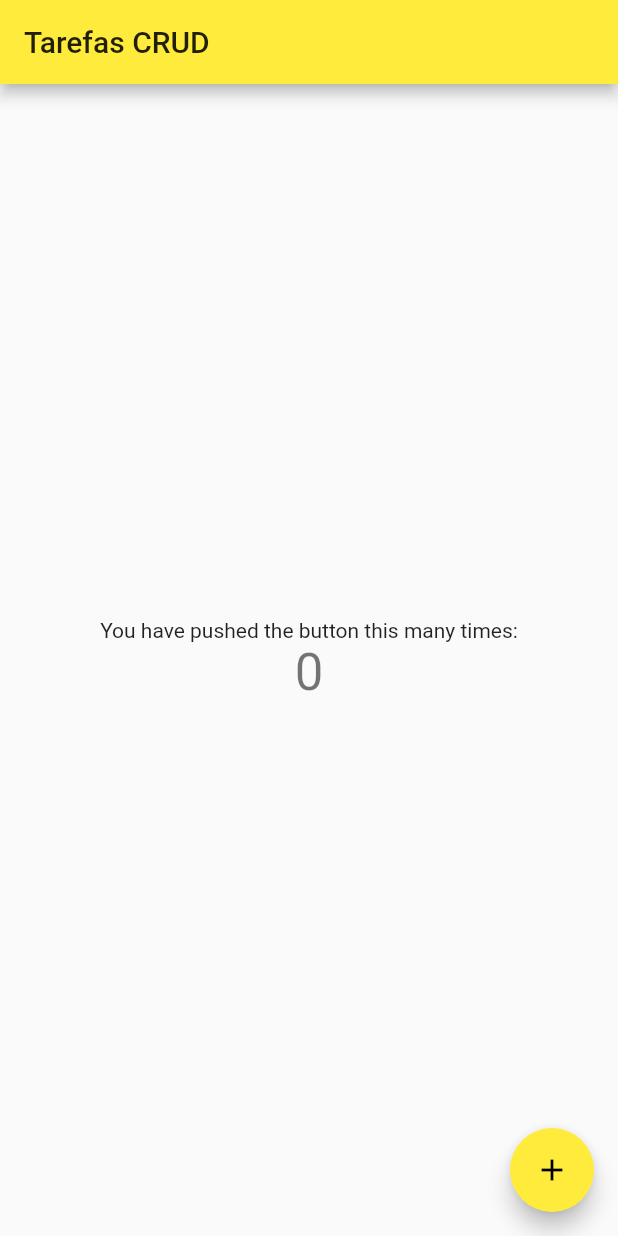
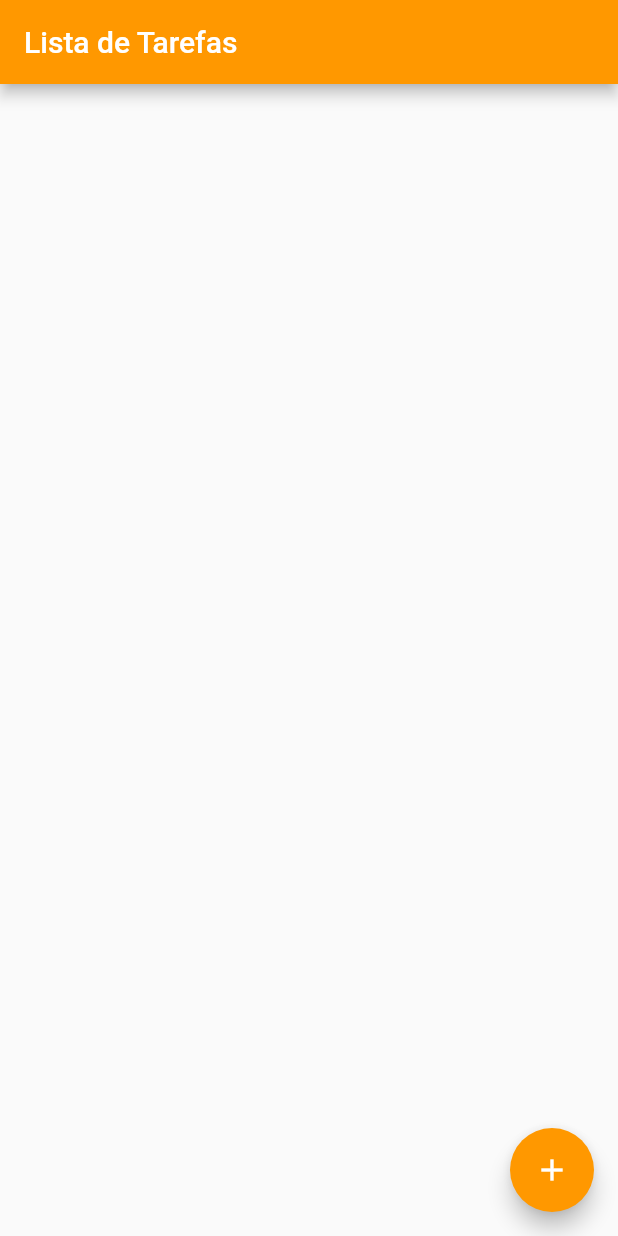
Before and after one commit to jonatafranca/tarefasCRUD, a Flutter app: the screen it shows after launch, on a phone screen of 412 x 824 dp. Run offline on Flutter 3.47's test engine with Material 2 defaults, Android fonts, the phone set to English and light mode, and no system bars.

```diff
--- a/lib/main.dart
+++ b/lib/main.dart
@@ -5,60 +5,44 @@ void main() {
 }
 
 class MyApp extends StatelessWidget {
-  // This widget is the root of your application.
   @override
   Widget build(BuildContext context) {
     return MaterialApp(
       title: 'Tarefas',
       theme: ThemeData(
-        primarySwatch: Colors.yellow,
+        primarySwatch: Colors.orange,
       ),
-      home: MyHomePage(title: 'Tarefas CRUD'),
+      home: TarefasList(),
     );
   }
 }
 
-class MyHomePage extends StatefulWidget {
-  MyHomePage({Key? key, required this.title}) : super(key: key);
-  final String title;
-
-  @override
-  _MyHomePageState createState() => _MyHomePageState();
-}
-
-class _MyHomePageState extends State<MyHomePage> {
+class TarefasList extends StatelessWidget {
   int _counter = 0;
 
   void _incrementCounter() {
-    setState(() {
-      _counter++;
-    });
+    _counter++;
   }
 
   @override
   Widget build(BuildContext context) {
     return Scaffold(
       appBar: AppBar(
-        title: Text(widget.title),
+        title: Text(
+          'Lista de Tarefas',
+          style: TextStyle(color: Colors.white),
+        ),
       ),
       body: Center(
-        child: Column(
-          mainAxisAlignment: MainAxisAlignment.center,
-          children: <Widget>[
-            Text(
-              'You have pushed the button this many times:',
-            ),
-            Text(
-              '$_counter',
-              style: Theme.of(context).textTheme.headline4,
-            ),
-          ],
-        ),
-      ),
+          // child: ListView.builder(),
+          ),
       floatingActionButton: FloatingActionButton(
         onPressed: _incrementCounter,
         tooltip: 'Increment',
-        child: Icon(Icons.add),
+        child: Icon(
+          Icons.add,
+          color: Colors.white,
+        ),
       ), // This trailing comma makes auto-formatting nicer for build methods.
     );
   }
```
Also changed, not shown: lib/data/rotina_tarefas.dart (added, +16 -0 lines), lib/models/tarefas.dart (added, +11 -0 lines).
